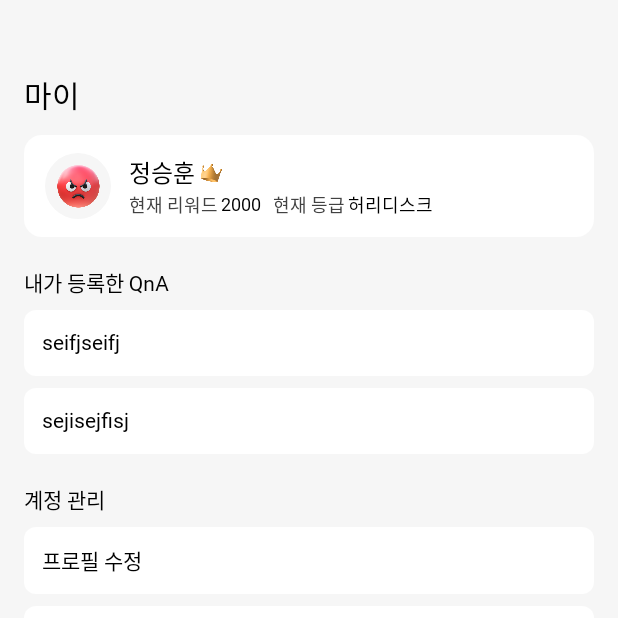
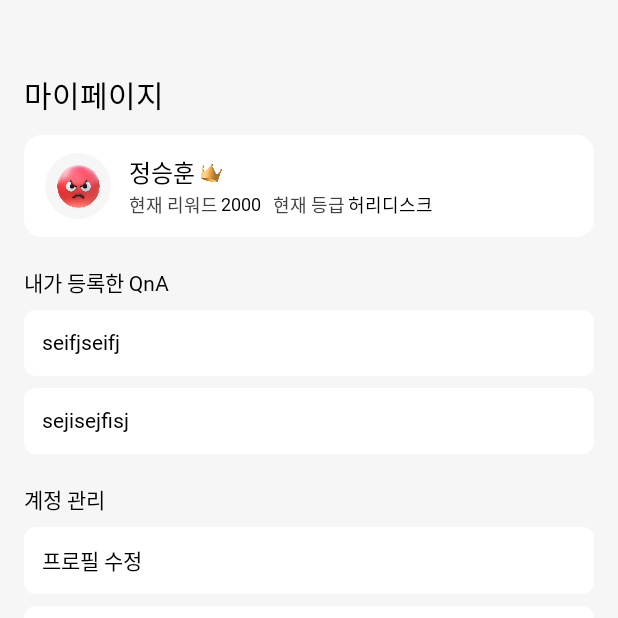
Before and after one commit to SafeTeen/SafeTeenAndroid, an Android app built with Jetpack Compose: the composable MyPageScreen shown on its own in the app's theme, on a phone screen of 412 x 824 dp, the top half of it. Run offline under Robolectric (Android 15) with nearby library versions, the phone set to English and light mode, and no system bars; Roboto replaces fonts that are not available here.

Commit message:
refactor :: mypage string resource

```diff
--- a/app/src/main/res/values/strings.xml
+++ b/app/src/main/res/values/strings.xml
@@ -7,7 +7,7 @@
     <string name="navigation_game">게임</string>
     <string name="navigation_info">정보</string>
     <string name="navigation_shop">상점</string>
-    <string name="navigation_my_page">마이</string>
+    <string name="navigation_my_page">마이페이지</string>
 
     <!--    Rank-->
 
```
